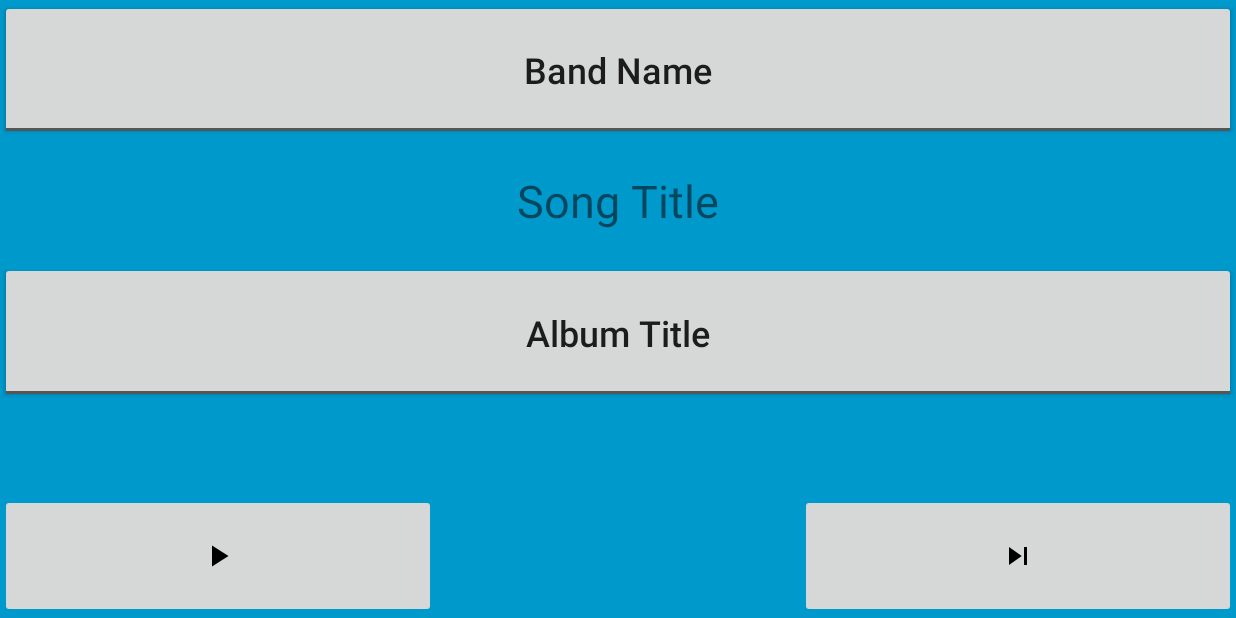
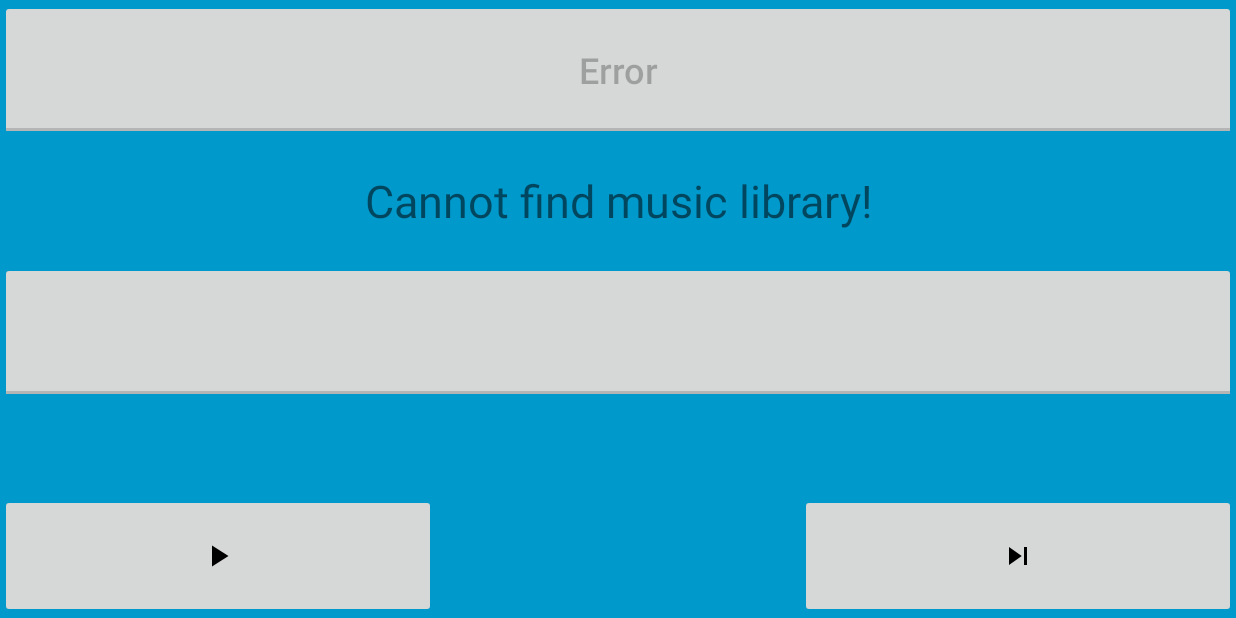
Before and after one commit to tommywalsh/csotp, an Android app: the screen it shows after launch (MainActivity), on a phone screen of 824 x 412 dp (held sideways). Run offline under Robolectric (Android 15) with nearby library versions, the phone set to English and light mode, and no system bars; our stand-ins replace Room's generated code.

Commit message:
Be smarter about how we scan music into the database

```diff
--- a/app/src/main/java/su/thepeople/carstereo/MainActivity.java
+++ b/app/src/main/java/su/thepeople/carstereo/MainActivity.java
@@ -39,6 +39,7 @@ public class MainActivity extends AppCompatActivity {
     private ToggleButton albumWidget;
     private TextView songWidget;
     private ImageButton playPauseWidget;
+    private ImageButton nextSongWidget;
 
     // Other parts of the app that we need to communicate with.
     private MusicController.Requester musicRequester;
@@ -91,7 +92,6 @@ public class MainActivity extends AppCompatActivity {
             } else {
                 playPauseWidget.setImageResource(R.drawable.ic_play_button);
             }
-            // TODO: update button
         } else if (obj instanceof SongInfo) {
             // A new song is being played. Update the text on the screen to match.
             SongInfo info = (SongInfo) obj;
@@ -116,6 +116,14 @@ public class MainActivity extends AppCompatActivity {
             bundle.putSerializable("BANDS", wrapper.bands);
             intent.putExtras(bundle);
             MainActivity.this.startActivityForResult(intent, BAND_CHOOSER);
+        } else if (obj instanceof Exception) {
+            // Currently we only have one type of exception. This code will need improvement if/when that changes.
+            playPauseWidget.setEnabled(false);
+            nextSongWidget.setEnabled(false);
+            bandWidget.setEnabled(false);
+            albumWidget.setEnabled(false);
+            bandWidget.setText(R.string.error);
+            songWidget.setText(R.string.no_library);
         }
 
         // True here means that we have completed all required processing of the message.
@@ -159,6 +167,10 @@ public class MainActivity extends AppCompatActivity {
         void fulfillBandListRequest(List<Band> bands) {
             sendMessage(new BandListWrapper(bands));
         }
+
+        void reportException(Exception e) {
+            sendMessage(e);
+        }
     }
 
     @Override
@@ -188,7 +200,7 @@ public class MainActivity extends AppCompatActivity {
 
         playPauseWidget = findViewById(R.id.playPause);
         playPauseWidget.setOnClickListener(view -> onPlayPauseToggle());
-        ImageButton nextSongWidget = findViewById(R.id.next);
+        nextSongWidget = findViewById(R.id.next);
         nextSongWidget.setOnClickListener(view -> onNextSongRequest());
 
         // Set up incoming messages.
--- a/app/src/main/java/su/thepeople/carstereo/MusicController.java
+++ b/app/src/main/java/su/thepeople/carstereo/MusicController.java
@@ -8,6 +8,7 @@ import android.os.Message;
 import su.thepeople.carstereo.data.Album;
 import su.thepeople.carstereo.data.Band;
 import su.thepeople.carstereo.data.Database;
+import su.thepeople.carstereo.data.NoLibraryException;
 import su.thepeople.carstereo.data.Song;
 
 import java.util.List;
@@ -263,8 +264,12 @@ class MusicController {
     void setupHandlers(Looper looper) {
         requester.handler = new Handler(looper, this::handleMessage);
         musicPlayer = new MusicPlayer(uiUpdater, requester);
-        database = Database.getDatabase(context);
-        songProvider = new SongProvider.ShuffleProvider(database);
-        replenishPlaylist(true);
+        try {
+            database = Database.getDatabase(context);
+            songProvider = new SongProvider.ShuffleProvider(database);
+            replenishPlaylist(true);
+        } catch (NoLibraryException e) {
+            uiUpdater.reportException(e);
+        }
     }
 }
--- a/app/src/main/java/su/thepeople/carstereo/MusicScanner.java
+++ b/app/src/main/java/su/thepeople/carstereo/MusicScanner.java
@@ -1,5 +1,6 @@
 package su.thepeople.carstereo;
 
+import android.content.Context;
 import android.util.Log;
 
 import su.thepeople.carstereo.data.Album;
@@ -9,25 +10,56 @@ import su.thepeople.carstereo.data.Song;
 
 import java.io.File;
 import java.nio.file.Path;
+import java.util.Optional;
 
 /**
- * Somewhat hacky class to scan for on-disk music.
+ * Class to scan for on-disk music.
  *
- * This class makes all sorts of assumptions about how the music files are laid out. Some of them are reasonable, and
- * some are totally unreasonable.
- *
+ * This class assumes that there will be a directory called "mcotp", in which the entire music library is stored. This
+ * mcotp directory should be in the root level of an SD card. Failing that, it might work to put the directory as a
+ * sibling to whereever Android will put this application's media directories, or as a sibling to one of the media
+ * directories' parents.
  */
 public class MusicScanner {
 
     private Database database;
+    private Context context;
 
-    public MusicScanner(Database database) {
+    public MusicScanner(Context context, Database database) {
         this.database = database;
+        this.context = context;
     }
 
-    /*
-     * This function must not be run on the UI thread!
-     */
+
+    private boolean containsMcotpDir(File maybeDir) {
+        Log.d(LOG_TAG, String.format("Considering %s", maybeDir.toString()));
+        if (maybeDir.isDirectory()) {
+            File[] dirContents = maybeDir.listFiles();
+            if (dirContents != null) {
+                for (File item : maybeDir.listFiles()) {
+                    if (item.isDirectory() && item.getName().equals("mcotp")) {
+                        Log.d(LOG_TAG, "FOUND MCOTP!");
+                        return true;
+                    }
+                }
+            }
+        }
+        return false;
+    }
+
+    public Optional<File> findMcotpRoot() {
+        for (File mediaDir : context.getExternalMediaDirs()) {
+            File candidateDir = mediaDir;
+            while (candidateDir != null) {
+                if (containsMcotpDir(candidateDir)) {
+                    return Optional.of(candidateDir);
+                }
+                candidateDir = candidateDir.getParentFile();
+            }
+        }
+        return Optional.empty();
+    }
+
     private static String LOG_TAG = "Music Scanner";
     private void scanSdcard(File sdcardRoot) {
         Log.d(LOG_TAG, String.format("Scanning %s", sdcardRoot.getAbsolutePath()));
@@ -72,10 +104,7 @@ public class MusicScanner {
     }
 
     public void scan() {
-        // TODO: Find portable way to find MCotP root
-        String hardCodedSdcardRoot = "/storage/0000-0000";
-        File sdcard = new File(hardCodedSdcardRoot);
-        scanSdcard(sdcard);
-        Log.d(LOG_TAG, "Completed MCotP scan");
+        Optional<File> mcotpRoot = findMcotpRoot();
+        mcotpRoot.ifPresent(root -> scanSdcard(root));
     }
 }
--- a/app/src/main/java/su/thepeople/carstereo/data/Database.java
+++ b/app/src/main/java/su/thepeople/carstereo/data/Database.java
@@ -25,7 +25,7 @@ public abstract class Database extends RoomDatabase {
     private static volatile Database instance = null;
     private static Thread workerThread = null;
 
-    public static Database getDatabase(Context context) {
+    public static Database getDatabase(Context context) throws NoLibraryException {
         // Use a singleton Database for the entire application.
         if (instance == null) {
             synchronized(Database.class) {
@@ -42,21 +42,29 @@ public abstract class Database extends RoomDatabase {
                         @Override
                         public void onCreate(@NonNull SupportSQLiteDatabase db) {
                             super.onCreate(db);
-
-                            workerThread = new Thread(() -> {
-                                MusicScanner scanner = new MusicScanner(instance);
-                                scanner.scan();
-                            });
-                            workerThread.start();
                         }
                     };
 
                     instance = Room.databaseBuilder(context.getApplicationContext(), Database.class, "dbotp")
                             .addCallback(callback)
                             .build();
+
+                    int bandCount = instance.bandDAO().getAll().size();
+                    if (bandCount == 0) {
+                        // Database has not been initialized yet!
+                        MusicScanner scanner = new MusicScanner(context, instance);
+                        scanner.scan();
+                    }
+                    // TODO: show error message if we could not find any bands
                 }
             }
         }
+
+        if (instance.bandDAO().getAll().size() == 0) {
+            // Although we've already completed the scan, we still have no bands!
+            throw new NoLibraryException();
+        }
+
         return instance;
     }
 }
--- /dev/null
+++ b/app/src/main/java/su/thepeople/carstereo/data/NoLibraryException.java
@@ -0,0 +1,4 @@
+package su.thepeople.carstereo.data;
+
+public class NoLibraryException extends Exception {
+}
--- a/app/src/main/res/layout/activity_fullscreen.xml
+++ b/app/src/main/res/layout/activity_fullscreen.xml
@@ -18,10 +18,10 @@
             android:layout_width="wrap_content"
             android:layout_height="match_parent"
             android:layout_weight="1"
-            android:text="ToggleButton"
+            android:text="@string/scanning_message"
             android:textAllCaps="false"
-            android:textOff="Band Name"
-            android:textOn="Band Name"
+            android:textOff="@string/scanning_message"
+            android:textOn="@string/scanning_message"
             android:textSize="24sp" />
     </TableRow>
 
@@ -46,7 +46,7 @@
                 android:marqueeRepeatLimit="marquee_forever"
                 android:scrollHorizontally="true"
                 android:singleLine="true"
-                android:text="Song Title"
+                android:text="@string/please_wait"
                 android:textSize="30sp" />
         </LinearLayout>
 
@@ -62,10 +62,9 @@
             android:layout_width="wrap_content"
             android:layout_height="match_parent"
             android:layout_weight="1"
-            android:text="ToggleButton"
             android:textAllCaps="false"
-            android:textOff="Album Title"
-            android:textOn="Album Title"
+            android:textOff=" "
+            android:textOn=" "
             android:textSize="24sp" />
     </TableRow>
 
--- a/app/src/main/res/values/strings.xml
+++ b/app/src/main/res/values/strings.xml
@@ -1,4 +1,8 @@
 <resources>
     <string name="app_name">Car Stereo of The People</string>
     <string name="title_activity_item_chooser">Choose an Item</string>
+    <string name="scanning_message">Now Scanning</string>
+    <string name="please_wait">Hold your horses there, Charlie!</string>
+    <string name="error">Error</string>
+    <string name="no_library">Cannot find music library!</string>
 </resources>
```
Also changed, not shown: 1 other file.
